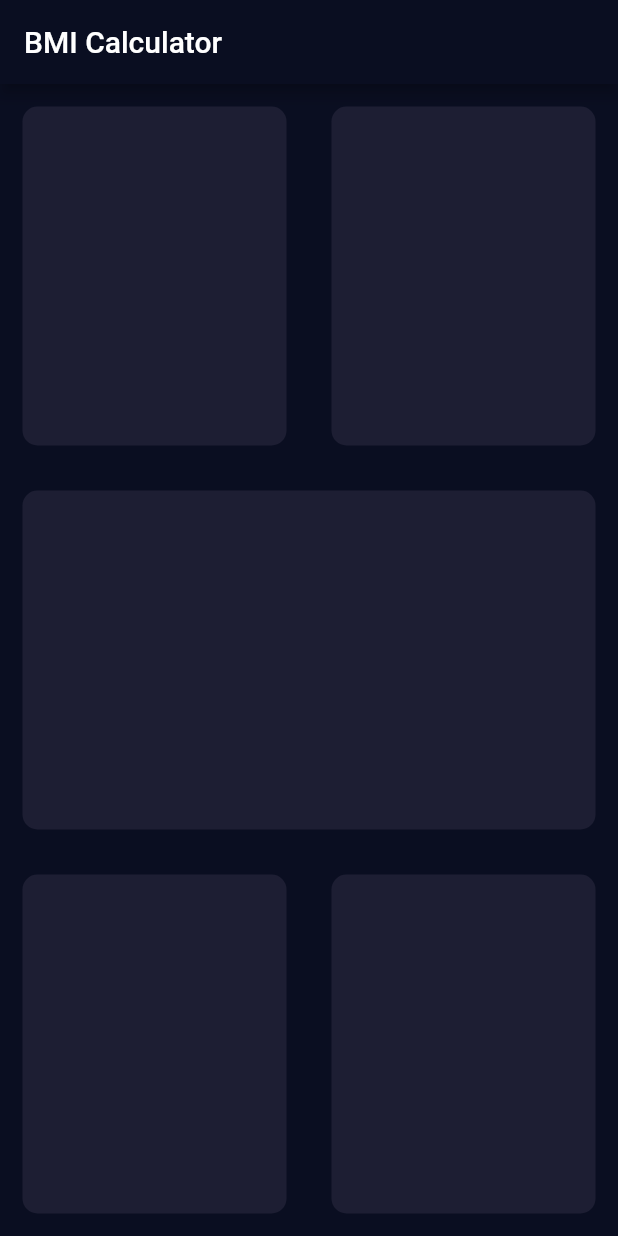
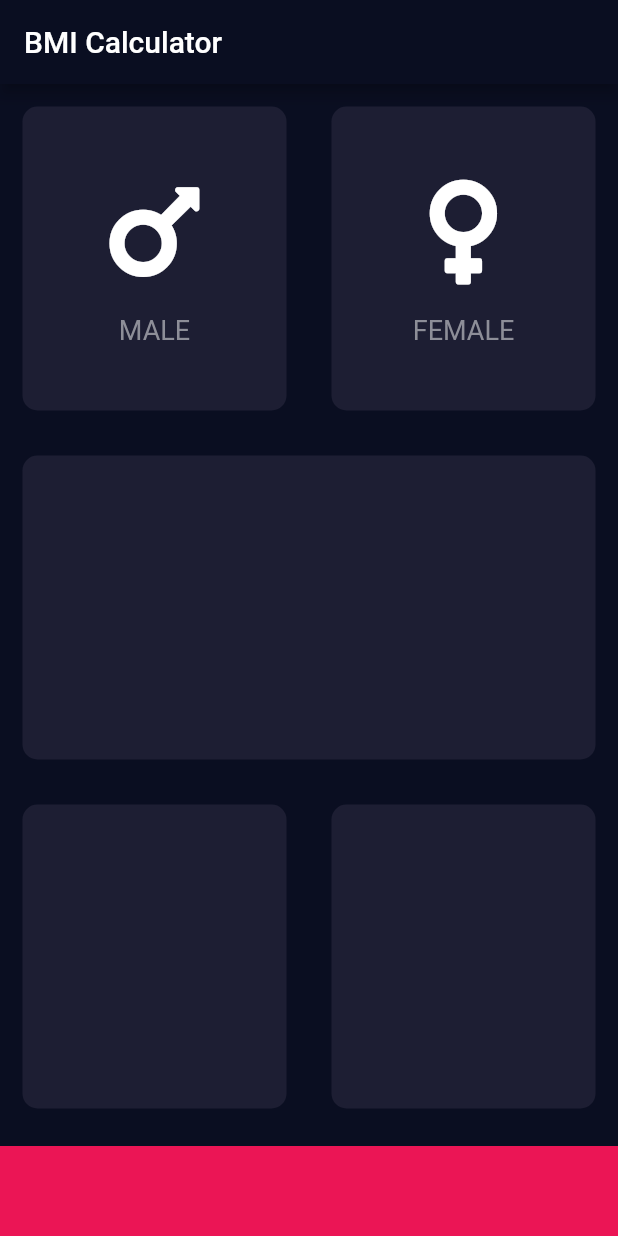
Before and after one commit to PratthamArora/bmi_calculator, a Flutter app: the screen it shows after launch, on a phone screen of 412 x 824 dp. Run offline on Flutter 3.47's test engine with Material 2 defaults, Android fonts, the phone set to English and light mode, and no system bars; our stand-ins replace font_awesome_flutter.

Commit message:
added male and female cards

```diff
--- /dev/null
+++ b/lib/icon_content.dart
@@ -0,0 +1,30 @@
+import 'package:flutter/material.dart';
+
+const textStyle = TextStyle(
+  fontSize: 18.0,
+  color: Color(0xFF8D8e98),
+);
+
+class IconContent extends StatelessWidget {
+  final String text;
+  final IconData iconLogo;
+
+  IconContent({@required this.text, @required this.iconLogo});
+
+  @override
+  Widget build(BuildContext context) {
+    return Column(
+      mainAxisAlignment: MainAxisAlignment.center,
+      children: <Widget>[
+        Icon(
+          iconLogo,
+          size: 80.0,
+        ),
+        SizedBox(
+          height: 15.0,
+        ),
+        Text(text, style: textStyle),
+      ],
+    );
+  }
+}
--- a/lib/input_page.dart
+++ b/lib/input_page.dart
@@ -1,4 +1,12 @@
 import 'package:flutter/material.dart';
+import 'package:font_awesome_flutter/font_awesome_flutter.dart';
+
+import 'icon_content.dart';
+import 'reusable_card.dart';
+
+const btmContHeight = 60.0;
+const activeCardColour = 0xFF1D1E33;
+const btmContainerColour = 0xFFEB1555;
 
 class InputPage extends StatefulWidget {
   @override
@@ -12,55 +20,58 @@ class _InputPageState extends State<InputPage> {
       appBar: AppBar(
         title: Text('BMI Calculator'),
       ),
-      body: SafeArea(
-        child: Column(
+      body: Column(
         children: <Widget>[
           Expanded(
             child: Row(
               children: <Widget>[
                 Expanded(
-                    child: ReusableCard(),
+                  ///male card
+                  child: ReusableCard(
+                    cardChild: IconContent(
+                        text: 'MALE', iconLogo: FontAwesomeIcons.mars),
+                    colour: Color(activeCardColour),
+                  ),
                 ),
                 Expanded(
-                    child: ReusableCard(),
+                  ///female card
+                  child: ReusableCard(
+                    cardChild: IconContent(
+                        text: 'FEMALE', iconLogo: FontAwesomeIcons.venus),
+                    colour: Color(activeCardColour),
+                  ),
                 ),
               ],
             ),
           ),
           Expanded(
-              child: ReusableCard(),
+            child: ReusableCard(
+              colour: Color(activeCardColour),
+            ),
           ),
           Expanded(
             child: Row(
               children: <Widget>[
                 Expanded(
-                    child: ReusableCard(),
+                  child: ReusableCard(
+                    colour: Color(activeCardColour),
+                  ),
                 ),
                 Expanded(
-                    child: ReusableCard(),
-                  ),
-                ],
+                  child: ReusableCard(
+                    colour: Color(activeCardColour),
                   ),
                 ),
               ],
             ),
           ),
-    );
-  }
-}
-
-class ReusableCard extends StatelessWidget {
-  const ReusableCard({
-    Key key,
-  }) : super(key: key);
-
-  @override
-  Widget build(BuildContext context) {
-    return Container(
-      margin: EdgeInsets.all(15.0),
-      decoration: BoxDecoration(
-        color: Color(0xFF1D1E33),
-        borderRadius: BorderRadius.circular(10.0),
+          Container(
+            color: Color(btmContainerColour),
+            margin: EdgeInsets.only(top: 10.0),
+            height: btmContHeight,
+            width: double.infinity,
+          ),
+        ],
       ),
     );
   }
--- /dev/null
+++ b/lib/reusable_card.dart
@@ -0,0 +1,21 @@
+import 'package:flutter/material.dart';
+
+class ReusableCard extends StatelessWidget {
+  ReusableCard({@required this.colour, this.cardChild});
+
+  final Color colour;
+
+  final Widget cardChild;
+
+  @override
+  Widget build(BuildContext context) {
+    return Container(
+      child: cardChild,
+      margin: EdgeInsets.all(15.0),
+      decoration: BoxDecoration(
+        color: colour,
+        borderRadius: BorderRadius.circular(10.0),
+      ),
+    );
+  }
+}
--- a/pubspec.yaml
+++ b/pubspec.yaml
@@ -23,6 +23,7 @@ dependencies:
   # The following adds the Cupertino Icons font to your application.
   # Use with the CupertinoIcons class for iOS style icons.
   cupertino_icons: ^0.1.2
+  font_awesome_flutter: ^8.7.0
 
 dev_dependencies:
   flutter_test:
```
Also changed, not shown: pubspec.lock. Lines whose indentation alone changed are shown as unchanged.
